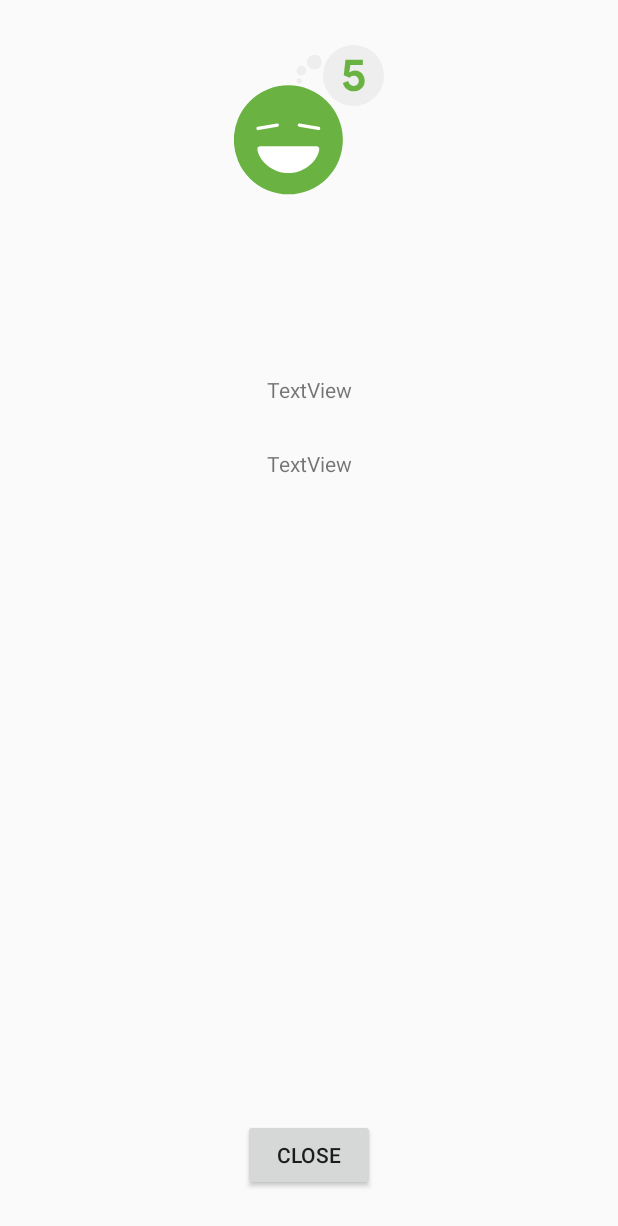
After one commit to Omar-Hosny1/Sleep_Tracker, an Android app: the layout fragment_sleep_detail.xml on its own in the app's theme, with its tools: preview values and no code run, on a phone screen of 412 x 824 dp. The commit adds this screen. Shown: the top 1226 px of the screen. Run offline under Robolectric (Android 15) with nearby library versions, the phone set to English and light mode, and no system bars; Roboto replaces fonts that are not available here.

```diff
--- a/app/src/main/java/com/example/android/trackmysleepquality/database/SleepDatabaseDao.kt
+++ b/app/src/main/java/com/example/android/trackmysleepquality/database/SleepDatabaseDao.kt
@@ -39,6 +39,9 @@ interface SleepDatabaseDao {
     @Query("SELECT * FROM daily_sleep_quality_table ORDER BY nightId DESC")
     fun getAllNights(): LiveData<List<SleepNight>>
 
-        @Query("SELECT * FROM daily_sleep_quality_table ORDER BY nightId DESC LIMIT 1")
+    @Query("SELECT * FROM daily_sleep_quality_table ORDER BY nightId DESC LIMIT 1")
     fun getTonight(): SleepNight?
+
+    @Query("SELECT * from daily_sleep_quality_table WHERE nightId = :key")
+    fun getNightWithId(key: Long): LiveData<SleepNight>
 }
--- a/app/src/main/java/com/example/android/trackmysleepquality/sleepquality/SleepQualityFragment.kt
+++ b/app/src/main/java/com/example/android/trackmysleepquality/sleepquality/SleepQualityFragment.kt
@@ -43,9 +43,10 @@ class SleepQualityFragment : Fragment() {
 
         val application = requireNotNull(this.activity).application
 
+        val dataSource = SleepDatabase.getInstance(application).sleepDatabaseDao
+
         val arguments = SleepQualityFragmentArgs.fromBundle(arguments!!)
 
-        val dataSource = SleepDatabase.getInstance(application).sleepDatabaseDao
 
         val viewModelFactory = SleepQualityViewModelFactory(arguments.sleepNightKey, dataSource)
 
--- a/app/src/main/java/com/example/android/trackmysleepquality/sleeptracker/SleepTrackerViewModelFactory.kt
+++ b/app/src/main/java/com/example/android/trackmysleepquality/sleeptracker/SleepTrackerViewModelFactory.kt
@@ -29,7 +29,6 @@ class SleepTrackerViewModelFactory(
     override fun <T : ViewModel?> create(modelClass: Class<T>): T {
         if (modelClass.isAssignableFrom(SleepTrackerViewModel::class.java)) {
             return SleepTrackerViewModel(dataSource, application) as T
-
         }
         throw IllegalArgumentException("Unknown ViewModel class")
     }
--- /dev/null
+++ b/app/src/main/res/layout/fragment_sleep_detail.xml
@@ -0,0 +1,59 @@
+<?xml version="1.0" encoding="utf-8"?>
+<layout xmlns:android="http://schemas.android.com/apk/res/android"
+    xmlns:app="http://schemas.android.com/apk/res-auto"
+    xmlns:tools="http://schemas.android.com/tools">
+<data>
+    <variable
+        name="ViewModel"
+        type="com.example.android.trackmysleepquality.sleepdetail.SleepDetailViewModel" />
+</data>
+    <androidx.constraintlayout.widget.ConstraintLayout
+        android:layout_width="match_parent"
+        android:layout_height="match_parent">
+
+        <ImageView
+            android:id="@+id/sleep_quality_image"
+            android:layout_width="100dp"
+            android:layout_height="100dp"
+            android:layout_marginTop="30dp"
+            app:sleepImage="@{ViewModel.night}"
+            app:layout_constraintEnd_toEndOf="parent"
+            app:layout_constraintStart_toStartOf="parent"
+            app:layout_constraintTop_toTopOf="parent"
+            tools:src="@drawable/ic_sleep_5" />
+
+        <TextView
+            android:id="@+id/start_time_text"
+            android:layout_width="wrap_content"
+            android:layout_marginTop="120dp"
+            android:layout_height="wrap_content"
+            app:startTimeTxt="@{ViewModel.night}"
+            tools:text="TextView"
+            app:layout_constraintEnd_toEndOf="parent"
+            app:layout_constraintStart_toStartOf="parent"
+            app:layout_constraintTop_toBottomOf="@+id/sleep_quality_image" />
+
+        <TextView
+            android:id="@+id/end_time_text"
+            android:layout_width="wrap_content"
+            android:layout_height="wrap_content"
+            android:layout_marginTop="30dp"
+            tools:text="TextView"
+            app:endTimeTxt="@{ViewModel.night}"
+            app:layout_constraintEnd_toEndOf="parent"
+            app:layout_constraintStart_toStartOf="parent"
+            app:layout_constraintTop_toBottomOf="@+id/start_time_text" />
+
+        <Button
+            android:id="@+id/button"
+            android:layout_width="wrap_content"
+            android:layout_height="wrap_content"
+            android:layout_marginBottom="30dp"
+            android:text="@string/close_text"
+            app:layout_constraintBottom_toBottomOf="parent"
+            app:layout_constraintEnd_toEndOf="parent"
+            app:layout_constraintStart_toStartOf="parent"
+            android:onClick="@{() -> ViewModel.onClose()}"
+            />
+    </androidx.constraintlayout.widget.ConstraintLayout>
+</layout>
--- a/app/src/main/res/layout/fragment_sleep_tracker.xml
+++ b/app/src/main/res/layout/fragment_sleep_tracker.xml
@@ -22,7 +22,7 @@
             app:layout_constraintEnd_toEndOf="parent"
             app:layout_constraintStart_toStartOf="parent"
             app:layout_constraintTop_toBottomOf="@+id/stop_button"
-            app:layoutManager="androidx.recyclerview.widget.LinearLayoutManager"
+            android:foregroundGravity="center"
             >
 
         </androidx.recyclerview.widget.RecyclerView>
--- a/app/src/main/res/values/strings.xml
+++ b/app/src/main/res/values/strings.xml
@@ -55,5 +55,8 @@
     <string name="minutes_length">%d minutes on %s</string>
     <string name="hours_length">%d hours on %s</string>
     <string name="seconds_length">%d seconds on %s</string>
+    <!-- TODO: Remove or change this placeholder text -->
+    <string name="hello_blank_fragment">Hello blank fragment</string>
+    <string name="close_text">Close</string>
 
 </resources>
```
Also changed, not shown: app/src/main/java/com/example/android/trackmysleepquality/sleepdetail/DataBindingUtil.kt (added, +36 -0 lines), app/src/main/java/com/example/android/trackmysleepquality/sleepdetail/SleepDetailFragment.kt (added, +47 -0 lines), app/src/main/java/com/example/android/trackmysleepquality/sleepdetail/SleepDetailViewModel.kt (added, +32 -0 lines), app/src/main/java/com/example/android/trackmysleepquality/sleepdetail/SleepDetailViewModelFactory.kt (added, +14 -0 lines), app/src/main/java/com/example/android/trackmysleepquality/sleeptracker/SleepNightAdapter.kt (+10 -7 lines), app/src/main/java/com/example/android/trackmysleepquality/sleeptracker/SleepTrackerFragment.kt (+17 -17 lines), app/src/main/java/com/example/android/trackmysleepquality/sleeptracker/SleepTrackerViewModel.kt (+10 -0 lines), app/src/main/res/layout/list_item_sleep_night.xml (+14 -22 lines), app/src/main/res/navigation/navigation.xml (+16 -0 lines).
